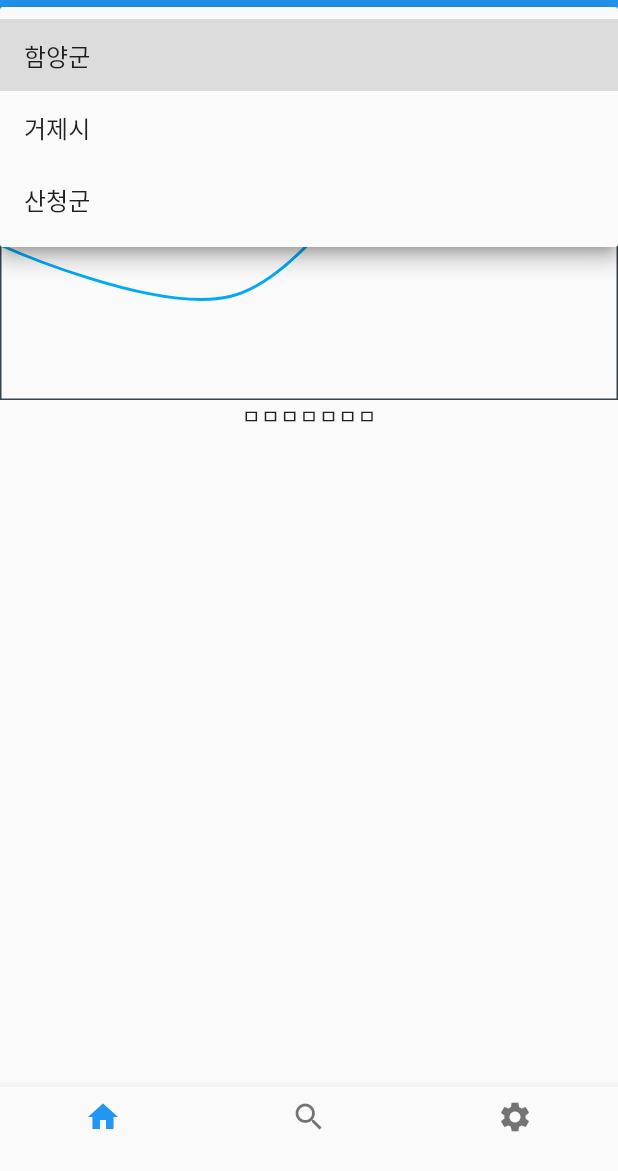
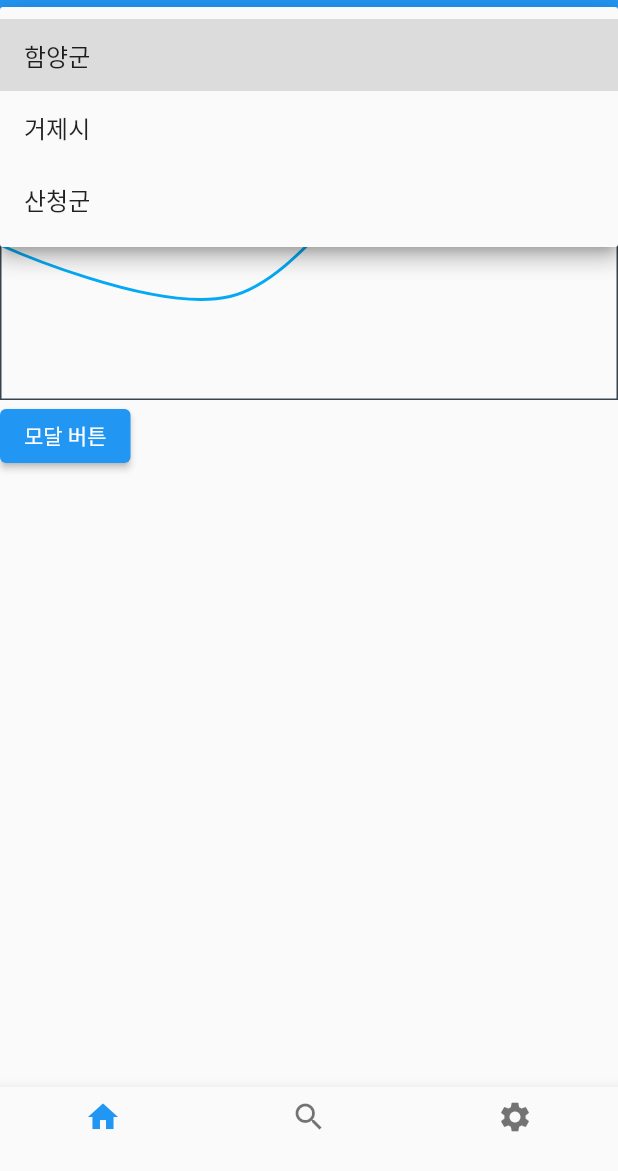
Before and after one commit to EsRun/flutter_learning_v1, a Flutter app: the screen it shows after launch, after a tap on "함양군", on a phone screen of 412 x 824 dp, the part 65-1236 px from its top. Run offline on Flutter 3.47's test engine with Material 2 defaults, Android fonts, the phone set to English and light mode, and no system bars; drawn by our look-alikes of fl_chart.

```diff
--- a/lib/components/DropMenu.dart
+++ b/lib/components/DropMenu.dart
@@ -9,10 +9,10 @@ class DropMenu extends StatefulWidget {
 
 class _DropMenuState extends State<DropMenu> {
   List<String> listItem = <String>['함양군', '거제시', '산청군'];
+  String dropdownValue = '함양군';
 
   @override
   Widget build(BuildContext context) {
-    String dropdownValue = listItem.first;
     return DropdownButton<String>(
       value: dropdownValue,
       items: listItem.map((e) => DropdownMenuItem(value: e, child: Text(e))).toList(),
--- a/lib/components/addBox.dart
+++ b/lib/components/addBox.dart
@@ -46,7 +46,6 @@ class _AddBox extends State<AddBox> {
            ),
          ],
        ),
-
     );
   }
 }
--- a/lib/pages/Home.dart
+++ b/lib/pages/Home.dart
@@ -1,4 +1,5 @@
 import 'package:flutter/material.dart';
+import 'package:monitoring/components/addBox.dart';
 
 import '../components/DropMenu.dart';
 import '../components/chart.dart';
@@ -27,7 +28,13 @@ class _HomeState extends State<Home> {
             ),
 
             Chart(title: 'oo'),
-            Text("ㅁㅁㅁㅁㅁㅁㅁ")
+            Row(
+              children: [
+                ElevatedButton(onPressed: (){
+                  showDialog(context: context, builder: (context) => AddBox(title: 'oo'));
+                }, child: Text('모달 버튼'))
+              ],
+            )
           ]
       );
   }
```
